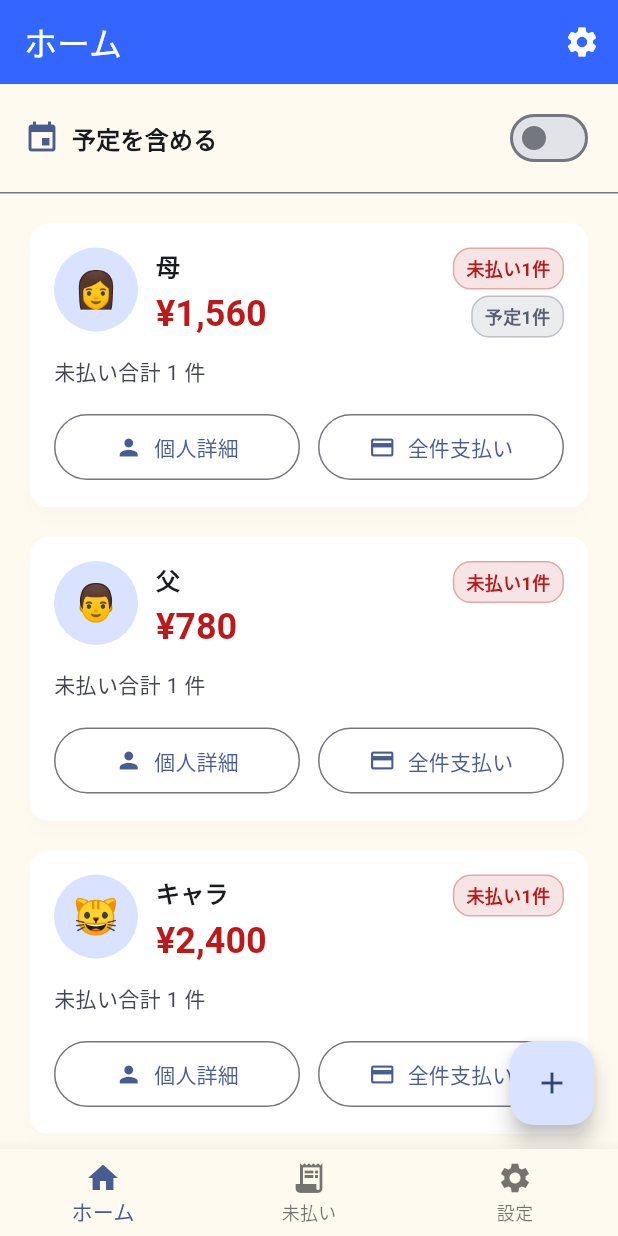
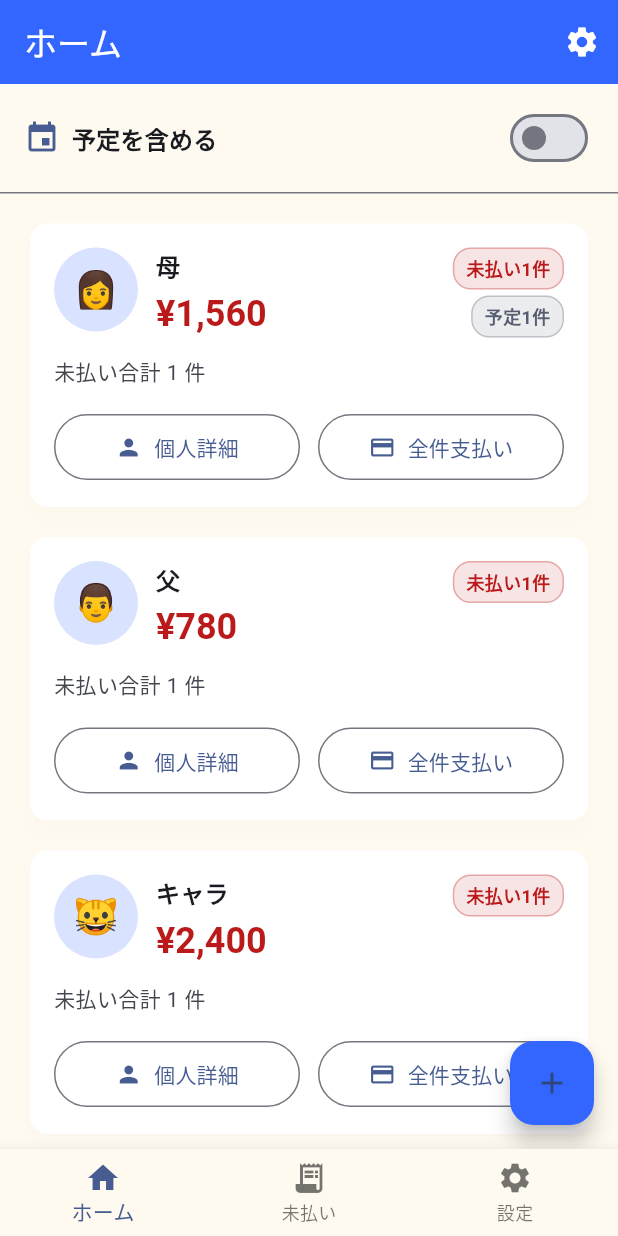
Before and after one commit to N-plus/PaymentCalendar, a Flutter app: the screen it shows after launch, on a phone screen of 412 x 824 dp. Run offline on Flutter 3.47's test engine with Material 3 defaults, Android fonts, the phone set to English and light mode, and no system bars; our stand-ins replace flutter_local_notifications, flutter_riverpod, image_picker, timezone.

Commit message:
Set home add button color

```diff
--- a/lib/screens/home/home_screen.dart
+++ b/lib/screens/home/home_screen.dart
@@ -92,6 +92,7 @@ class HomeScreen extends ConsumerWidget {
         ],
       ),
       floatingActionButton: FloatingActionButton(
+        backgroundColor: const Color(0xFF3366FF),
         onPressed: () async {
           await showModalBottomSheet<void>(
             context: context,
```
